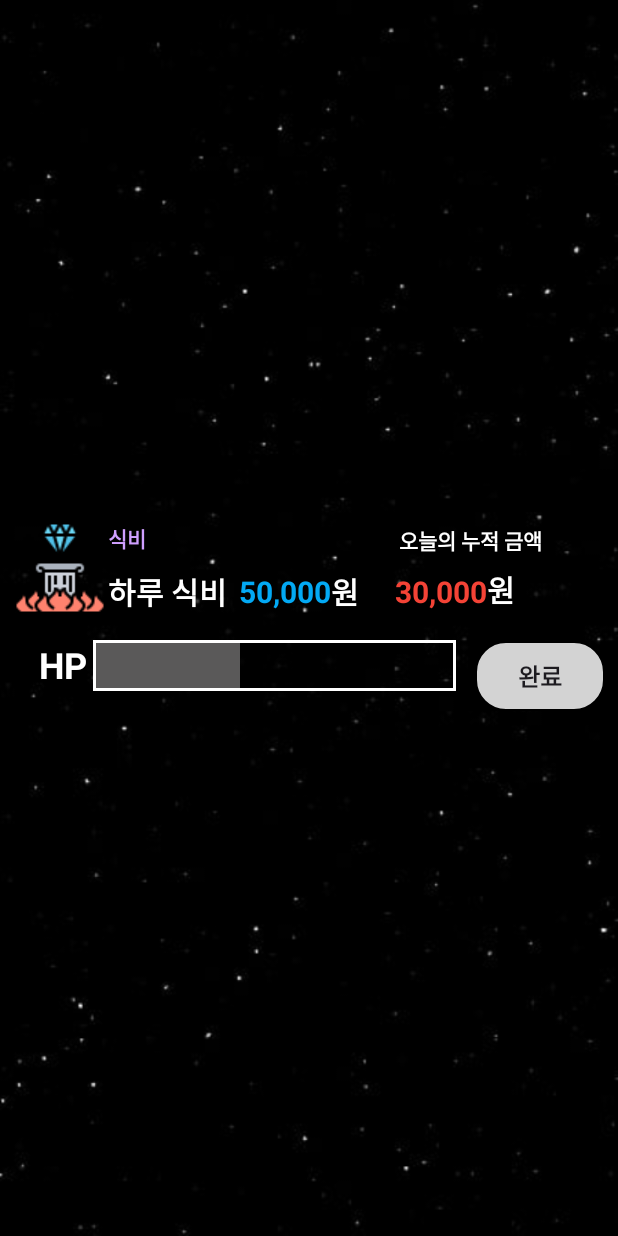
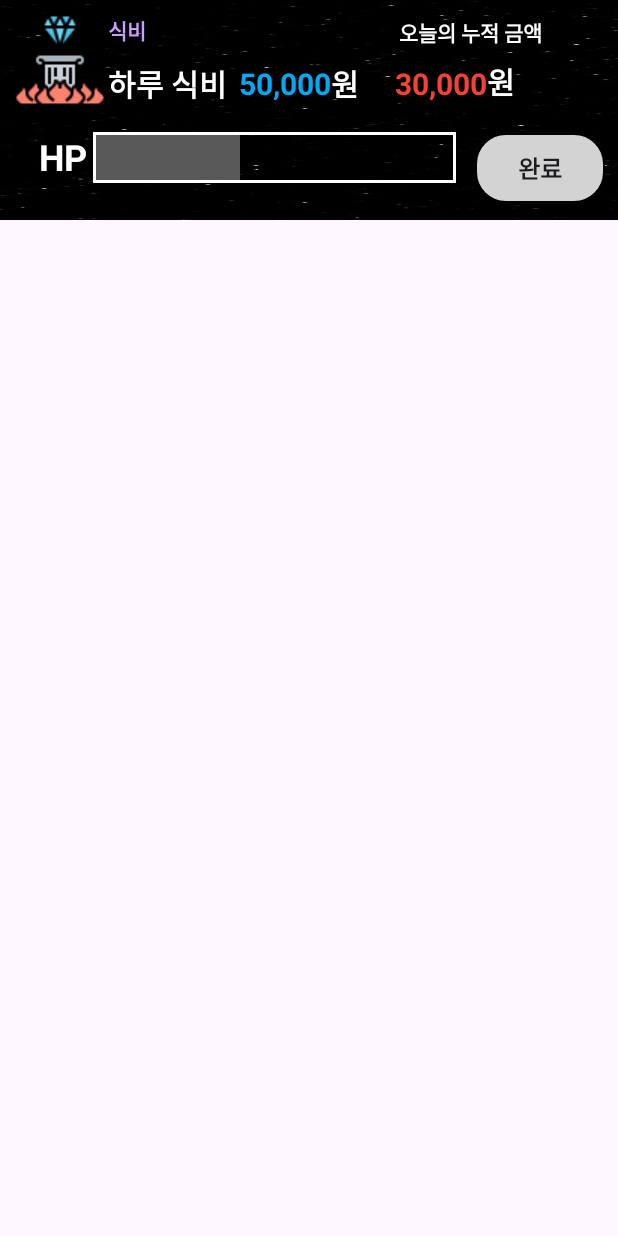
Before and after one commit to jkjungha/Game-Ledger, an Android app: the layout list_quest.xml on its own in the app's theme, with its tools: preview values and no code run, on a phone screen of 412 x 824 dp. Run offline under Robolectric (Android 15) with nearby library versions, the phone set to English and light mode, and no system bars.

Commit message:
fix layout

```diff
--- a/GameLedger/app/src/main/res/layout/list_item.xml
+++ b/GameLedger/app/src/main/res/layout/list_item.xml
@@ -79,7 +79,7 @@
             android:layout_marginStart="8dp"
             android:layout_marginTop="8dp"
             android:text="원"
-            android:textColor="#000000"
+            android:textColor="@color/white"
             android:textStyle="bold"
             app:layout_constraintBottom_toBottomOf="@+id/iv_plus"
             app:layout_constraintStart_toEndOf="@+id/tv_value"
--- a/GameLedger/app/src/main/res/layout/list_quest.xml
+++ b/GameLedger/app/src/main/res/layout/list_quest.xml
@@ -4,10 +4,9 @@
     xmlns:tools="http://schemas.android.com/tools"
     android:background="@drawable/background_black_space"
     android:layout_width="match_parent"
-    android:layout_height="match_parent">
+    android:layout_height="wrap_content">
 
     <androidx.constraintlayout.widget.ConstraintLayout
-        android:id="@+id/constraintLayout"
         android:layout_width="match_parent"
         android:layout_height="wrap_content"
         android:layout_marginStart="8dp"
@@ -16,8 +15,10 @@
         android:layout_marginBottom="8dp"
         app:layout_constraintBottom_toBottomOf="parent"
         app:layout_constraintEnd_toEndOf="parent"
+        app:layout_constraintHorizontal_bias="0.0"
         app:layout_constraintStart_toStartOf="parent"
-        app:layout_constraintTop_toTopOf="parent">
+        app:layout_constraintTop_toTopOf="parent"
+        app:layout_constraintVertical_bias="1.0">
 
         <ImageView
             android:id="@+id/iv_quest"
--- a/GameLedger/build.gradle.kts
+++ b/GameLedger/build.gradle.kts
@@ -1,6 +1,6 @@
 // Top-level build file where you can add configuration options common to all sub-projects/modules.
 plugins {
     id("com.google.gms.google-services") version "4.4.0" apply false
-    id("com.android.application") version "8.1.1" apply false
+    id("com.android.application") version "8.0.1" apply false
     id("org.jetbrains.kotlin.android") version "1.9.0" apply false
 }
```
Also changed, not shown: GameLedger/app/src/main/java/com/example/gameledger/QuestActivity.kt (+24 -21 lines).
